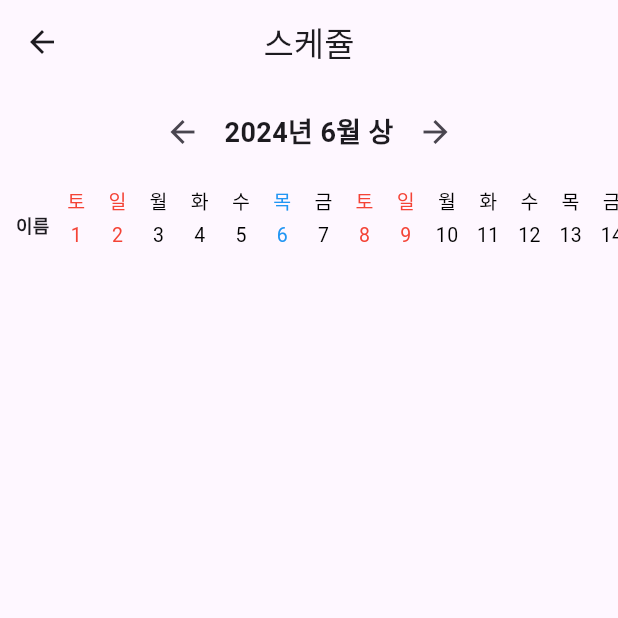
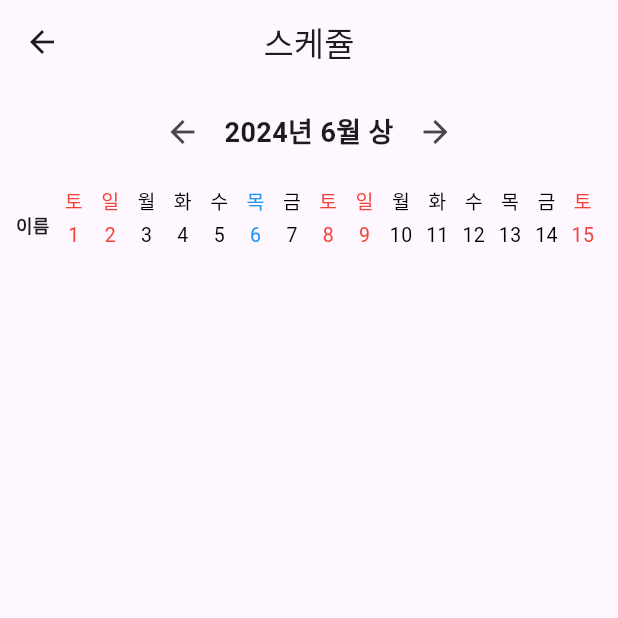
Before and after one commit to hokkihiroo/husky-team, a Flutter app: the SchedulePage screen opened directly, on a phone screen of 412 x 824 dp, the top half of it. Run offline on Flutter 3.47's test engine with Material 3 defaults, Android fonts, the phone set to English and light mode, and no system bars; our stand-ins replace cloud_firestore, firebase_auth, firebase_core, firebase_messaging, flutter_local_notifications, googleapis_auth and 2 more; missing offline and left inert: telephony; accounts and stored records are empty.

Commit message:
06/20/schedule

```diff
--- a/lib/1insa/newSchedule/newSchedule.dart
+++ b/lib/1insa/newSchedule/newSchedule.dart
@@ -170,7 +170,7 @@ class _SchedulePageState extends State<SchedulePage> {
                           ),
                           for (var day in days)
                             Container(
-                              width: MediaQuery.of(context).size.width / 15,
+                              width: MediaQuery.of(context).size.width / 17,
                               padding: EdgeInsets.all(4.0),
                               child: Column(
                                 mainAxisAlignment: MainAxisAlignment.start,
```
